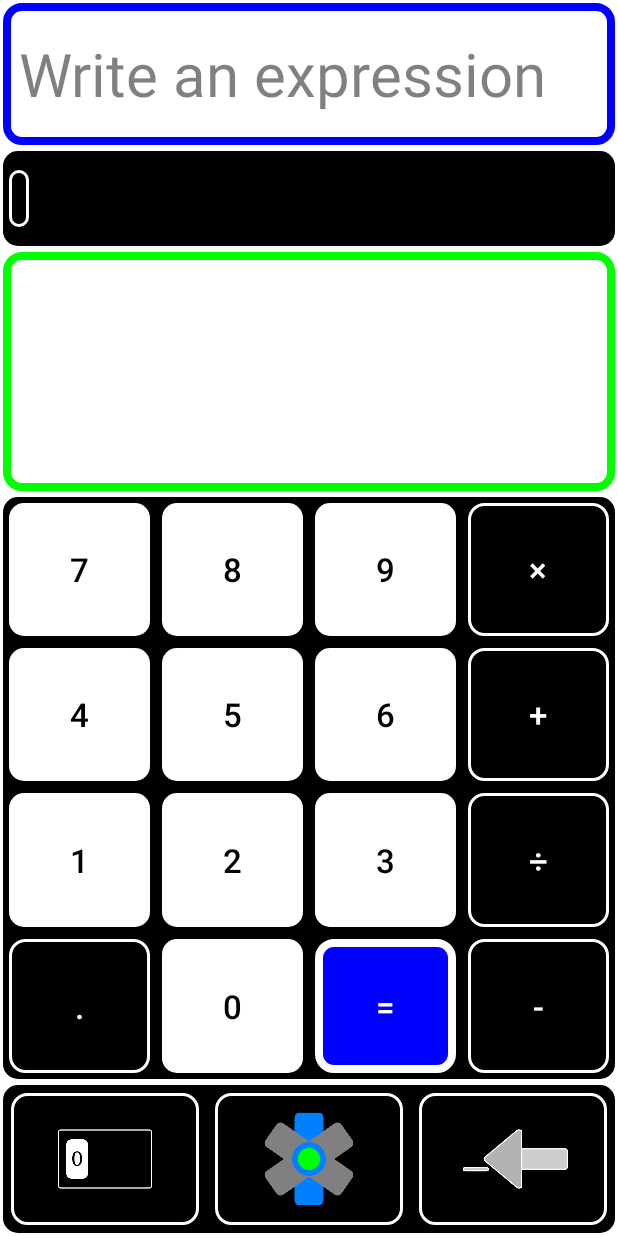
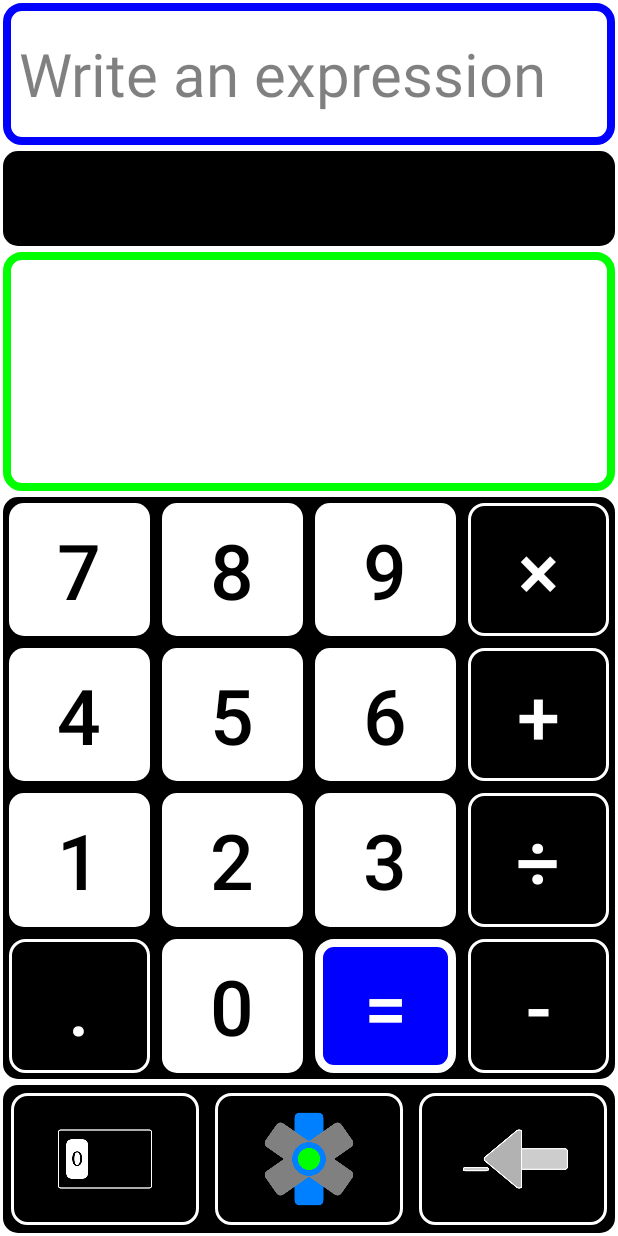
Before and after one commit to Kapiten/CBM-Calculator, an Android app: the screen it shows after launch (MainActivity), on a phone screen of 412 x 824 dp. Run offline under Robolectric (Android 15) with nearby library versions, the phone set to English and light mode, and no system bars.

Commit message:
* No BG Dialog theme created * Alert before clearing current unsaved expression * AutoSizeText on tvDone, tvExpress, btns

```diff
--- a/CBMCalculator/app/src/main/java/com/cbm/android/cbmcalculator/ASelf.java
+++ b/CBMCalculator/app/src/main/java/com/cbm/android/cbmcalculator/ASelf.java
@@ -532,6 +532,9 @@ public class ASelf {
                 if(arr.size()-1>=0) {
                     if (isNumber(arr.get(arr.size() - 1))) {
                         if (str.equals("%")) {
+                            arr.add("%");
+                            CurrentComponents.addCurrentTV(c, "%", 2);
+                        } else if (str.equals("%100")) {
                             if(arr.size()>1&&(arr.contains("/")||arr.contains("÷"))) {
                                 arr.add("×");
                                 arr.add("100");
--- a/CBMCalculator/app/src/main/java/com/cbm/android/cbmcalculator/MainActivity.java
+++ b/CBMCalculator/app/src/main/java/com/cbm/android/cbmcalculator/MainActivity.java
@@ -1,9 +1,6 @@
 package com.cbm.android.cbmcalculator;
 
 import android.app.AlertDialog;
-import android.content.ClipboardManager;
-import android.content.Context;
-import android.content.DialogInterface;
 import android.content.Intent;
 import android.content.SharedPreferences;
 import android.graphics.Color;
@@ -14,6 +11,7 @@ import android.view.ContextMenu.ContextMenuInfo;
 import android.view.Menu;
 import android.view.MenuItem;
 import android.view.View;
+import android.view.ViewTreeObserver;
 import android.widget.Button;
 import android.widget.HorizontalScrollView;
 import android.widget.ImageButton;
@@ -94,6 +92,21 @@ public class MainActivity extends AppCompatActivity {
             llScifra = (LinearLayout)this.findViewById(R.id.llScifra);
             llCalculation = (LinearLayout)this.findViewById(R.id.llCalculation);
             llNC = (LinearLayout)this.findViewById(R.id.llNC);
+            tvDoneCalculation.setAutoSizeTextTypeWithDefaults(TextView.AUTO_SIZE_TEXT_TYPE_UNIFORM);
+//            llNC.getViewTreeObserver().addOnGlobalLayoutListener(new ViewTreeObserver.OnGlobalLayoutListener() {
+//                @Override
+//                public void onGlobalLayout() {
+//                    if (android.os.Build.VERSION.SDK_INT >= android.os.Build.VERSION_CODES.R) {
+//                        int screenH = getWindowManager().getMaximumWindowMetrics().getBounds().height();
+//                        int appWH = getWindow().getDecorView().getHeight();
+//
+//                        if(appWH<(Float.parseFloat(screenH+"")/2f)) {
+////                            llNC.
+//                            Toast.makeText(MainActivity.this, "CBMCalc Height less than half of screen", Toast.LENGTH_SHORT).show();
+//                        }
+//                    }
+//                }
+//            });
             llScifra.setFocusable(true);
             llScifra.setClickable(true);
             aSelf.setStandBy(true);
@@ -316,12 +329,16 @@ public class MainActivity extends AppCompatActivity {
                     public void onClick(View v) {
                         if(aSelf.isStandBy()){clearC();}
                             if(aSelf.arr.size()<1||(!aSelf.arr.get(aSelf.arr.size()-1).equals("%")))
-                                {//int ci=0;try{ci=Integer.parseInt(tvCurrent.getTag().toString());}catch(Exception ex){ex.printStackTrace();}
-                                //if(!aSelf.standBy&&ASelf.isNumber(ci>=0?aSelf.arr.get(ci):"1"))aSelf.entry(MainActivity.this,"%");
-                                //if(ASelf.isNumber(aSelf.arr.get(aSelf.arr.size()-1)))
-                                aSelf.entry(MainActivity.this,"%");
-                            }
+                            {aSelf.entry(MainActivity.this,"%");}
                         }
+            });
+            btnPercentage.setOnClickListener(new View.OnClickListener() {
+                @Override
+                public void onClick(View v) {
+                    if(aSelf.isStandBy()){clearC();}
+                    if(aSelf.arr.size()<1||(!aSelf.arr.get(aSelf.arr.size()-1).equals("%")))
+                    {aSelf.entry(MainActivity.this,"%");}
+                }
             });
                 ((Button)findViewById(R.id.btnMERt)).setOnClickListener(new View.OnClickListener() {
                     @Override
@@ -702,6 +719,7 @@ public class MainActivity extends AppCompatActivity {
 
     private Button createEntry(String title, int type) {
         Button btn = new Button(this);
+        btn.setAutoSizeTextTypeWithDefaults(TextView.AUTO_SIZE_TEXT_TYPE_UNIFORM);
         LinearLayout.LayoutParams lp = new LinearLayout.LayoutParams(0, LinearLayout.LayoutParams.MATCH_PARENT);
         int dim4dp = Math.round(getResources().getDimension(R.dimen.dim4dp));
         lp.setMargins(dim4dp,dim4dp,dim4dp,dim4dp);
@@ -719,6 +737,7 @@ public class MainActivity extends AppCompatActivity {
         String mads = getResources().getString(R.string.MADS);
         for(String text: mads.split(",")) {
             Button btn = createEntry(text, 1);
+            btn.setAutoSizeTextTypeWithDefaults(TextView.AUTO_SIZE_TEXT_TYPE_UNIFORM);
             LinearLayout.LayoutParams lp = new LinearLayout.LayoutParams(LinearLayout.LayoutParams.MATCH_PARENT, 0);
             int dim4dp = Math.round(getResources().getDimension(R.dimen.dim4dp));
             lp.setMargins(dim4dp,dim4dp,dim4dp,dim4dp);
--- a/CBMCalculator/app/src/main/java/com/cbm/android/cbmcalculator/extended/CurrentComponents.java
+++ b/CBMCalculator/app/src/main/java/com/cbm/android/cbmcalculator/extended/CurrentComponents.java
@@ -35,9 +35,9 @@ public class CurrentComponents {
         final TextView tv = new TextView(c);
         try{
         ASelf.get(c).isDotd=false;
-
+        tv.setAutoSizeTextTypeWithDefaults(TextView.AUTO_SIZE_TEXT_TYPE_UNIFORM);
         final LayoutParams lp = new LayoutParams(LayoutParams.WRAP_CONTENT, LayoutParams.WRAP_CONTENT);
-        tv.setPadding(10,10,10,10);
+//        tv.setPadding(10,10,10,10);
         tv.setLayoutParams(lp);
 
         Drawable d = c.getResources().getDrawable(R.drawable.bg_blk_green_sr, null);
@@ -71,15 +71,15 @@ public class CurrentComponents {
             if(val==1) {
                 d=c.getResources().getDrawable(R.drawable.bg_accent_c, null);
             } else if(val==2) {
-                d=c.getResources().getDrawable(R.drawable.bg_blk_green_c, null);
+                d=c.getResources().getDrawable(R.drawable.bg_blk_green_trc, null);
             }
-            tv.setTextSize(18f);
+            tv.setTextSize(24f);
             tv.setFocusable(false);
             tv.setTextIsSelectable(false);
 
         tv.setAlpha(((MainActivity)c).placeholders?0.7f:1f);
-        tv.setBackground(d);
-        tv.setTextColor(clr);
+//        tv.setBackground(d);
+        tv.setTextColor(/*clr*/Color.WHITE);
         tv.setInputType(InputType.TYPE_CLASS_NUMBER);
         tv.setText(ASelf.get(c).editNowValue(txt, true));
         tv.setTag(indx>=0?indx+"":((MainActivity)c).llNC.getChildCount() + "");
--- /dev/null
+++ b/CBMCalculator/app/src/main/res/drawable/bg_blk_green_trc.xml
@@ -0,0 +1,24 @@
+<?xml version="1.0" encoding="utf-8"?>
+
+<selector xmlns:android="http://schemas.android.com/apk/res/android"
+    >
+
+    <item android:state_selected="true">
+        <shape android:shape="oval">
+            <solid android:color="#FF008000" />
+<!--            <stroke android:color="#FFFFFFFF" android:width="2dp" />-->
+        </shape>
+    </item>
+    <item android:state_pressed="true">
+        <shape android:shape="oval">
+            <solid android:color="#FF00AA00" />
+<!--            <stroke android:color="#FFFFFFFF" android:width="2dp" />-->
+        </shape>
+    </item>
+    <item>
+        <shape android:shape="oval">
+            <solid android:color="#00000000" />
+        </shape>
+    </item>
+
+</selector>
--- a/CBMCalculator/app/src/main/res/layout/layout_main.xml
+++ b/CBMCalculator/app/src/main/res/layout/layout_main.xml
@@ -39,6 +39,7 @@
             android:text="1"
             android:textSize="40sp"
             android:textColor="#F000"
+
         />
                 </LinearLayout>
             </HorizontalScrollView>
@@ -273,23 +274,6 @@
                 android:orientation="vertical"
                 >
                 <Button
-                    android:id="@+id/btnMInverse"
-                    android:layout_width="match_parent"
-                    android:layout_height="wrap_content"
-                    android:background="@drawable/bg_black_blue_sr"
-                    android:layout_margin="2dp"
-                    android:enabled="false"
-                    android:textSize="22sp"
-                    android:text="+|-"
-                    />
-            </LinearLayout>
-            <LinearLayout
-                android:layout_width="0dp"
-                android:layout_height="wrap_content"
-                android:layout_columnWeight="1"
-                android:orientation="vertical"
-                >
-                <Button
                     android:id="@+id/btnMPie"
                     android:layout_width="match_parent"
                     android:layout_height="wrap_content"
@@ -315,6 +299,40 @@
                     android:enabled="false"
                     android:textSize="22sp"
                     android:text="%"
+                    />
+            </LinearLayout>
+            <LinearLayout
+                android:layout_width="0dp"
+                android:layout_height="wrap_content"
+                android:layout_columnWeight="1"
+                android:orientation="vertical"
+                >
+                <Button
+                    android:id="@+id/btnMPercentageHnrd"
+                    android:layout_width="match_parent"
+                    android:layout_height="wrap_content"
+                    android:background="@drawable/bg_black_blue_sr"
+                    android:layout_margin="2dp"
+                    android:enabled="true"
+                    android:textSize="22sp"
+                    android:text="%100"
+                    />
+            </LinearLayout>
+            <LinearLayout
+                android:layout_width="0dp"
+                android:layout_height="wrap_content"
+                android:layout_columnWeight="1"
+                android:orientation="vertical"
+                >
+                <Button
+                    android:id="@+id/btnMInverse"
+                    android:layout_width="match_parent"
+                    android:layout_height="wrap_content"
+                    android:background="@drawable/bg_black_blue_sr"
+                    android:layout_margin="2dp"
+                    android:enabled="false"
+                    android:textSize="22sp"
+                    android:text="+|-"
                     />
             </LinearLayout>
             <LinearLayout
```
Also changed, not shown: CBMCalculator/app/src/main/res/drawable/bg_accent_trc.xml (added, +27 -0 lines).
